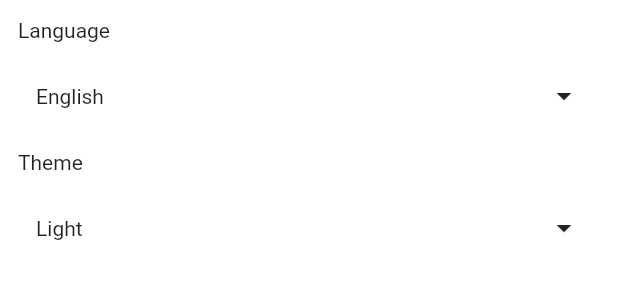
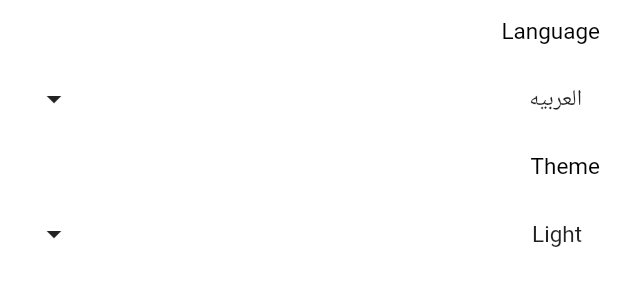
Before and after one commit to AdelTarekSherif/Islamic-App, a Flutter app: the SettingsTab widget shown alone on an empty page, opened directly, on a phone screen of 412 x 824 dp. Shown: the top 300 px of the screen. Run offline on Flutter 3.47's test engine with Material 2 defaults, Android fonts, the phone set to English and light mode, and no system bars; generated files the repository leaves out were written again.

Commit message:
Edit in UI

```diff
--- a/lib/home/Settings/SettingsTab.dart
+++ b/lib/home/Settings/SettingsTab.dart
@@ -20,7 +20,10 @@ class _SettingsTabState extends State<SettingsTab> {
       child: Column(
         crossAxisAlignment: CrossAxisAlignment.stretch,
         children: [
-          Text('Language'),
+          Text('Language',style: TextStyle(
+            color: provider.themeMode == ThemeMode.light ? Colors.black
+                :Colors.white,
+          ),),
           InkWell(
             onTap: () {
               showLanguageBottomSheet();
@@ -39,7 +42,10 @@ class _SettingsTabState extends State<SettingsTab> {
               ),
             ),
           ),
-          Text('Theme'),
+          Text('Theme',style: TextStyle(
+            color: provider.themeMode == ThemeMode.light ? Colors.black
+                :Colors.white,
+          ),),
           InkWell(
             onTap: () {
               showThemeBottomSheet();
--- a/lib/home/hadeth/hadeethDetailsScreen.dart
+++ b/lib/home/hadeth/hadeethDetailsScreen.dart
@@ -31,7 +31,7 @@ class HadethDetailsScreen extends StatelessWidget {
                 : Colors.white,
           ),
         ),
-        body: Container(
+        body: LayoutBuilder(builder: (context,constraints)=> Container(
               padding: EdgeInsets.all(12),
               margin: EdgeInsets.symmetric(vertical: MediaQuery.of(context).size.height*.05, horizontal: 24),
               decoration: BoxDecoration(
@@ -41,11 +41,12 @@ class HadethDetailsScreen extends StatelessWidget {
                   args.content,
                   textAlign: TextAlign.center,
                   style: TextStyle(
-                  fontSize: 20,
+                    fontSize: constraints.maxWidth*0.06,
                   ),
                   textDirection: TextDirection.rtl,
                 ),
               )),
+        ),
       )
     ]);
   }
--- a/lib/home/hadeth/hadeeth_name_widget.dart
+++ b/lib/home/hadeth/hadeeth_name_widget.dart
@@ -26,7 +26,7 @@ class HadethNameWidget extends StatelessWidget {
             hadeth.title,
             style: TextStyle(color: provider.themeMode == ThemeMode.light
                 ? Colors.black
-                : Colors.white,fontSize: constraints.maxWidth*0.05
+                : Colors.white,fontSize: constraints.maxWidth*0.08
             ),
             textDirection: TextDirection.rtl,
           ),
--- a/lib/main.dart
+++ b/lib/main.dart
@@ -1,4 +1,5 @@
 import 'package:flutter/material.dart';
+import 'package:flutter/services.dart';
 import 'package:flutter_gen/gen_l10n/app_localizations.dart';
 import 'package:flutter_localizations/flutter_localizations.dart';
 import 'package:provider/provider.dart';
@@ -10,6 +11,11 @@ import 'providers/AppConfig.dart';
 
 
 void main() {
+  WidgetsFlutterBinding.ensureInitialized();
+SystemChrome.setPreferredOrientations([
+  DeviceOrientation.portraitUp,
+  DeviceOrientation.portraitDown
+]);
   runApp(ChangeNotifierProvider(
       create: (context) => AppConfigProvider(), child: const MyApp()));
 }
--- a/lib/providers/AppConfig.dart
+++ b/lib/providers/AppConfig.dart
@@ -1,7 +1,7 @@
 import 'package:flutter/material.dart';
 
 class AppConfigProvider extends ChangeNotifier {
-  String appLanguage = 'en'; // Todo:read this value from sharedpreferences
+  String appLanguage = 'العربيه'; // Todo:read this value from sharedpreferences
   ThemeMode themeMode =
       ThemeMode.light; // Todo:read this value from sharedprefences
   void changeLanguage(String newLanguage) {
```
Lines whose indentation alone changed are shown as unchanged.
